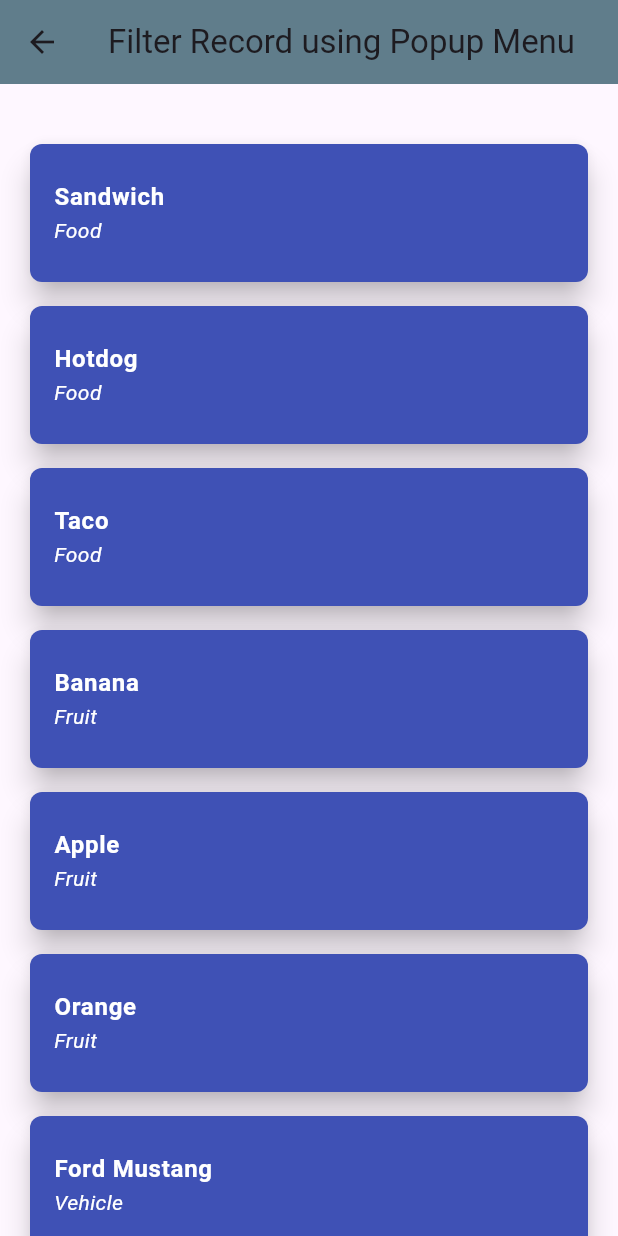
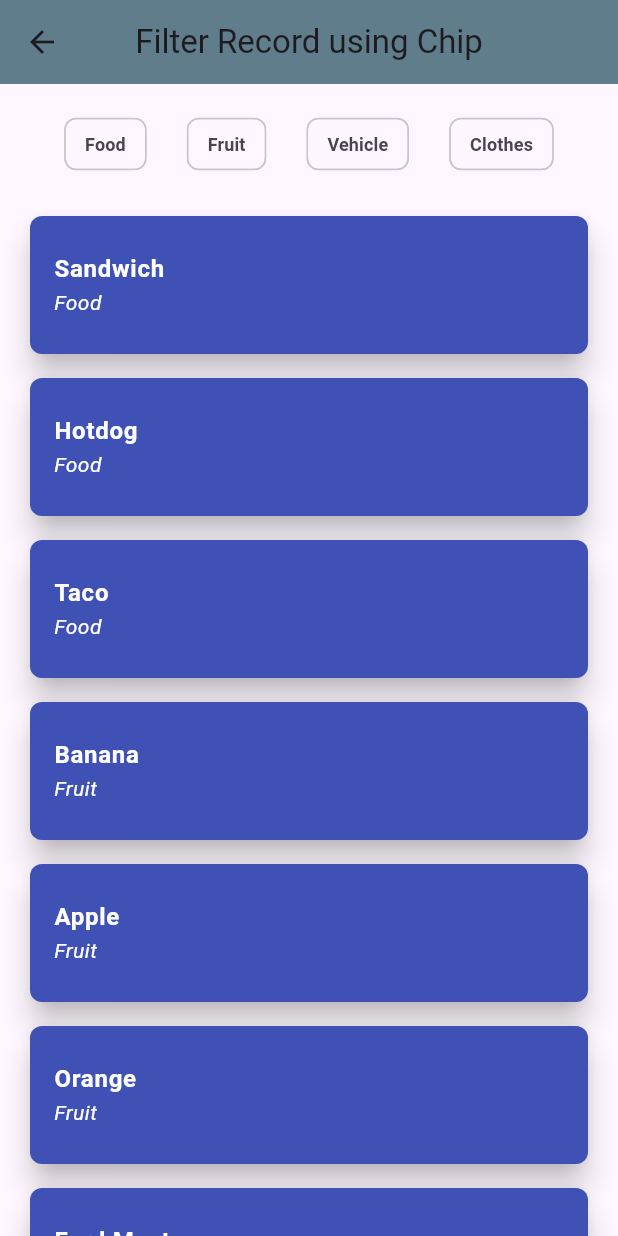
Before and after one commit to Sadid-USN/filter_data_by_chip, a Flutter app: the HomePage screen opened by its route, on a phone screen of 412 x 824 dp. Run offline on Flutter 3.47's test engine with Material 2 defaults, Android fonts, the light colour scheme and no system bars; our stand-ins replace hive_flutter, popover; missing offline and left inert: search_highlight_text; accounts and stored records are empty.

Commit message:
filter ship

```diff
--- a/lib/controller/selected_categorty_controleer.dart
+++ b/lib/controller/selected_categorty_controleer.dart
@@ -1,37 +1,20 @@
 import 'package:flutter/material.dart';
-import 'package:hive/hive.dart';
 
 class SelectedCategoriesController extends ChangeNotifier {
-  final Box<bool> checkboxStatesBox = Hive.box<bool>('checkboxStates');
   final List<String> selectedCategories = [];
-  final Map<String, bool> categorySelectedState = {
-    "Food": false,
-    "Fruit": false,
-    "Vehicle": false,
-    "Clothes": false,
-  };
+  final List<String> categories = [
+    "Food",
+    "Fruit",
+    "Vehicle",
+    "Clothes",
+  ];
 
-
-
- void toggleCategory(String category) {
-  if (categorySelectedState.containsKey(category)) {
-
-    categorySelectedState[category] = !isSelected(category);
-
-    checkboxStatesBox.put(category, categorySelectedState[category]!);
-
-    if (isSelected(category)) {
+  void toggleCategory(String category) {
+    if (selectedCategories.contains(category)) {
+      selectedCategories.remove(category);
+    } else {
       selectedCategories.add(category);
-    } else {
-      selectedCategories.remove(category);
     }
     notifyListeners();
   }
 }
-
-
-
-  bool isSelected(String category) {
-    return checkboxStatesBox.get(category, defaultValue: false)!;
-  }
-}
--- a/lib/main.dart
+++ b/lib/main.dart
@@ -1,6 +1,7 @@
 import 'package:chip_filter/controller/pagination_controller.dart';
 import 'package:chip_filter/controller/selected_categorty_controleer.dart';
 import 'package:chip_filter/models/product.dart';
+import 'package:chip_filter/view/animation_text_page.dart';
 import 'package:chip_filter/view/home_page.dart';
 import 'package:chip_filter/view/pagination_page.dart';
 import 'package:chip_filter/view/search_list_page.dart';
@@ -54,7 +55,7 @@ class MyApp extends StatelessWidget {
         colorScheme: ColorScheme.fromSeed(seedColor: Colors.deepPurple),
         useMaterial3: true,
       ),
-      home: const SearchListPage(),
+      home:  const HomePage(),
     );
   }
 }
--- a/lib/view/home_page.dart
+++ b/lib/view/home_page.dart
@@ -5,9 +5,7 @@ import 'package:provider/provider.dart';
 
 class HomePage extends StatelessWidget {
   static const String ROUTNAME = "/home";
-  const HomePage({
-    super.key,
-  });
+  const HomePage({super.key});
 
   @override
   Widget build(BuildContext context) {
@@ -21,7 +19,7 @@ class HomePage extends StatelessWidget {
     return Scaffold(
       appBar: AppBar(
         backgroundColor: Colors.blueGrey,
-        title: const Text('Filter Record using Popup Menu'),
+        title: const Text('Filter Record using Chip'),
         centerTitle: true,
       ),
       body: Column(
@@ -29,38 +27,31 @@ class HomePage extends StatelessWidget {
           Container(
             padding: const EdgeInsets.all(8),
             margin: const EdgeInsets.all(8),
-            child: Column(
-              crossAxisAlignment: CrossAxisAlignment.start,
-              children: controller.checkboxStatesBox.keys.map((category) {
-                return Column(
-                  children: [
-                    Row(
-                      children: [
-                        Checkbox(
-                          checkColor: Colors.white,
-                          value: controller.isSelected(category),
-                          onChanged: (newValue) {
-                            controller.toggleCategory(category);
+            child: Row(
+              mainAxisAlignment: MainAxisAlignment.spaceEvenly,
+              children: controller.categories
+                  .map(
+                    (product) => FilterChip(
+                      selected: controller.selectedCategories.contains(product),
+                      label: Text(
+                        product,
+                        style: const TextStyle(
+                            fontSize: 12, fontWeight: FontWeight.bold),
+                      ),
+                      onSelected: (vaSelected) {
+                        controller.toggleCategory(product);
                       },
                     ),
-                        Text(category),
-                      ],
-                    ),
-                  ],
-                );
-              }).toList(),
+                  )
+                  .toList(),
             ),
           ),
           Expanded(
-            child: filterProductList.isEmpty
-                ? const Center(
-                    child: Text('No matching data for selected categories.'),
-                  )
-                : ListView.builder(
+            child: ListView.builder(
               padding: const EdgeInsets.symmetric(horizontal: 12),
               itemCount: filterProductList.length,
               itemBuilder: (context, index) {
-                      final product = filterProductList[index];
+                final products = filterProductList[index];
 
                 return Card(
                   elevation: 8.0,
@@ -74,14 +65,14 @@ class HomePage extends StatelessWidget {
                       contentPadding: const EdgeInsets.symmetric(
                           vertical: 10, horizontal: 16),
                       title: Text(
-                              product.name,
+                        products.name,
                         style: const TextStyle(
                           color: Colors.white,
                           fontWeight: FontWeight.bold,
                         ),
                       ),
                       subtitle: Text(
-                              product.category,
+                        products.category,
                         style: const TextStyle(
                           color: Colors.white,
                           fontStyle: FontStyle.italic,
@@ -99,29 +90,25 @@ class HomePage extends StatelessWidget {
   }
 }
 
-
-
-
-
-
 // class HomePage extends StatelessWidget {
-//   const HomePage({super.key});
+//   static const String ROUTNAME = "/home";
+//   const HomePage({
+//     super.key,
+//   });
 
 //   @override
 //   Widget build(BuildContext context) {
-//     final selectedCategoriesNotifier =
-//         Provider.of<SelectedCategoriesController>(context);
+//     final controller = Provider.of<SelectedCategoriesController>(context);
 
 //     final filterProductList = productList.where((product) {
-//       return selectedCategoriesNotifier.selectedCategories.isEmpty ||
-//           selectedCategoriesNotifier.selectedCategories
-//               .contains(product.category);
+//       return controller.selectedCategories.isEmpty ||
+//           controller.selectedCategories.contains(product.category);
 //     }).toList();
 
 //     return Scaffold(
 //       appBar: AppBar(
 //         backgroundColor: Colors.blueGrey,
-//         title: const Text('Filter Record using Chip'),
+//         title: const Text('Filter Record using Popup Menu'),
 //         centerTitle: true,
 //       ),
 //       body: Column(
@@ -129,42 +116,44 @@ class HomePage extends StatelessWidget {
 //           Container(
 //             padding: const EdgeInsets.all(8),
 //             margin: const EdgeInsets.all(8),
-//             child: Row(
-//               mainAxisAlignment: MainAxisAlignment.spaceEvenly,
-//               children: selectedCategoriesNotifier.catigories
-//                   .map(
-//                     (product) => FilterChip(
-//                       selected: selectedCategoriesNotifier.selectedCategories
-//                           .contains(product),
-//                       label: Text(product),
-//                       onSelected: (vaSelected) {
-//                         selectedCategoriesNotifier.toggleCategory(product);
-//                       },
+//             child: Column(
+//               crossAxisAlignment: CrossAxisAlignment.start,
+//               children: controller.checkboxStatesBox.keys.map((category) {
+//                 return Column(
+//                   children: [
+//                     Row(
+//                       children: [
+//                         Checkbox(
+//                           checkColor: Colors.white,
+//                           value: controller.isSelected(category),
+//                           onChanged: (newValue) {
+//                             controller.toggleCategory(category);
+//                           },
+//                         ),
+//                         Text(category),
+//                       ],
 //                     ),
-//                   )
-//                   .toList(),
+//                   ],
+//                 );
+//               }).toList(),
 //             ),
 //           ),
 //           Expanded(
 //             child: filterProductList.isEmpty
-//                 ? Center(
-//                     child: Text(
-//                         selectedCategoriesNotifier.selectedCategories.isEmpty
-//                             ? 'No data available.'
-//                             : 'No matching data for selected categories.'),
+//                 ? const Center(
+//                     child: Text('No matching data for selected categories.'),
 //                   )
 //                 : ListView.builder(
-//                   padding: const EdgeInsets.symmetric(horizontal: 12),
+//                     padding: const EdgeInsets.symmetric(horizontal: 12),
 //                     itemCount: filterProductList.length,
 //                     itemBuilder: (context, index) {
-//                       final products = filterProductList[index];
+//                       final product = filterProductList[index];
 
 //                       return Card(
 //                         elevation: 8.0,
 //                         margin: const EdgeInsets.all(8.0),
 //                         child: Container(
-
-//                           decoration:  BoxDecoration(
+//                           decoration: BoxDecoration(
 //                             borderRadius: BorderRadius.circular(8),
 //                             color: Colors.indigo,
 //                           ),
@@ -172,14 +161,14 @@ class HomePage extends StatelessWidget {
 //                             contentPadding: const EdgeInsets.symmetric(
 //                                 vertical: 10, horizontal: 16),
 //                             title: Text(
-//                               products.name,
+//                               product.name,
 //                               style: const TextStyle(
 //                                 color: Colors.white,
 //                                 fontWeight: FontWeight.bold,
 //                               ),
 //                             ),
 //                             subtitle: Text(
-//                               products.category,
+//                               product.category,
 //                               style: const TextStyle(
 //                                 color: Colors.white,
 //                                 fontStyle: FontStyle.italic,
```
Also changed, not shown: lib/view/animation_text_page.dart (added, +78 -0 lines). Lines whose indentation alone changed are shown as unchanged.
